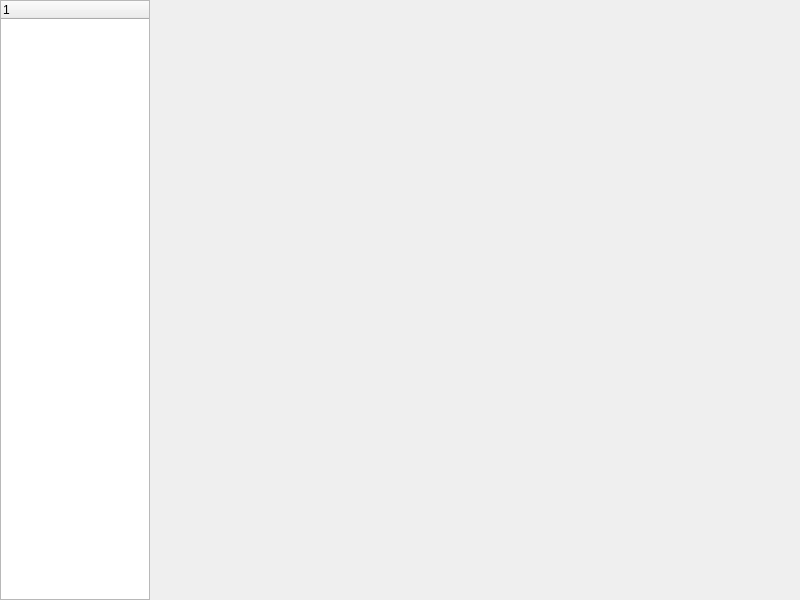
First picture: the form in CourseDependencyGraph/ui/mainwindow.ui, repository tsznokwong/CourseDependencyGraph, before the edit.
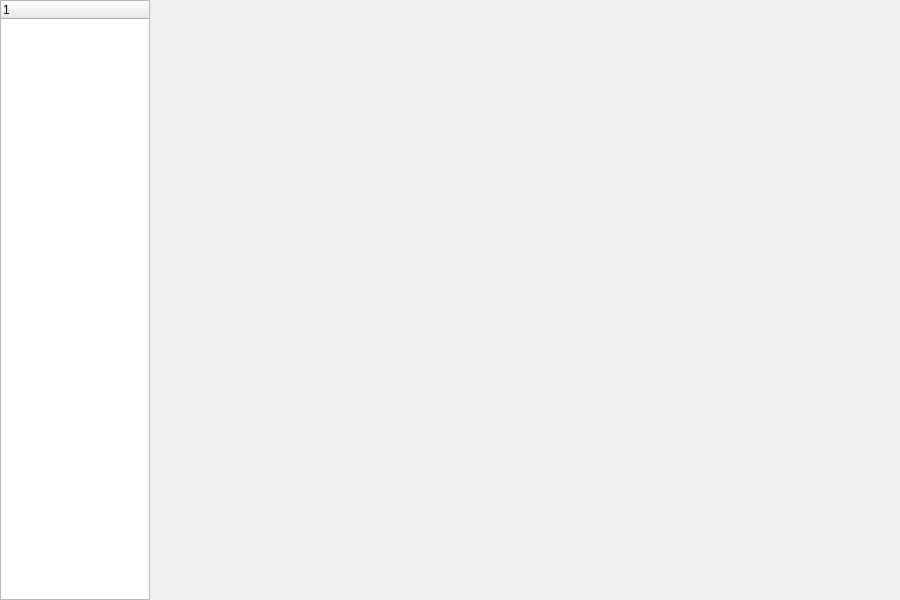
Second picture: the form after the edit.

What changed in the file:
```diff
--- a/CourseDependencyGraph/ui/mainwindow.ui
+++ b/CourseDependencyGraph/ui/mainwindow.ui
@@ -6,19 +6,19 @@
    <rect>
     <x>0</x>
     <y>0</y>
-    <width>800</width>
+    <width>900</width>
     <height>600</height>
    </rect>
   </property>
   <property name="minimumSize">
    <size>
-    <width>800</width>
+    <width>900</width>
     <height>600</height>
    </size>
   </property>
   <property name="maximumSize">
    <size>
-    <width>800</width>
+    <width>900</width>
     <height>600</height>
    </size>
   </property>
@@ -46,7 +46,7 @@
      <rect>
       <x>600</x>
       <y>0</y>
-      <width>200</width>
+      <width>300</width>
       <height>600</height>
      </rect>
     </property>
```
